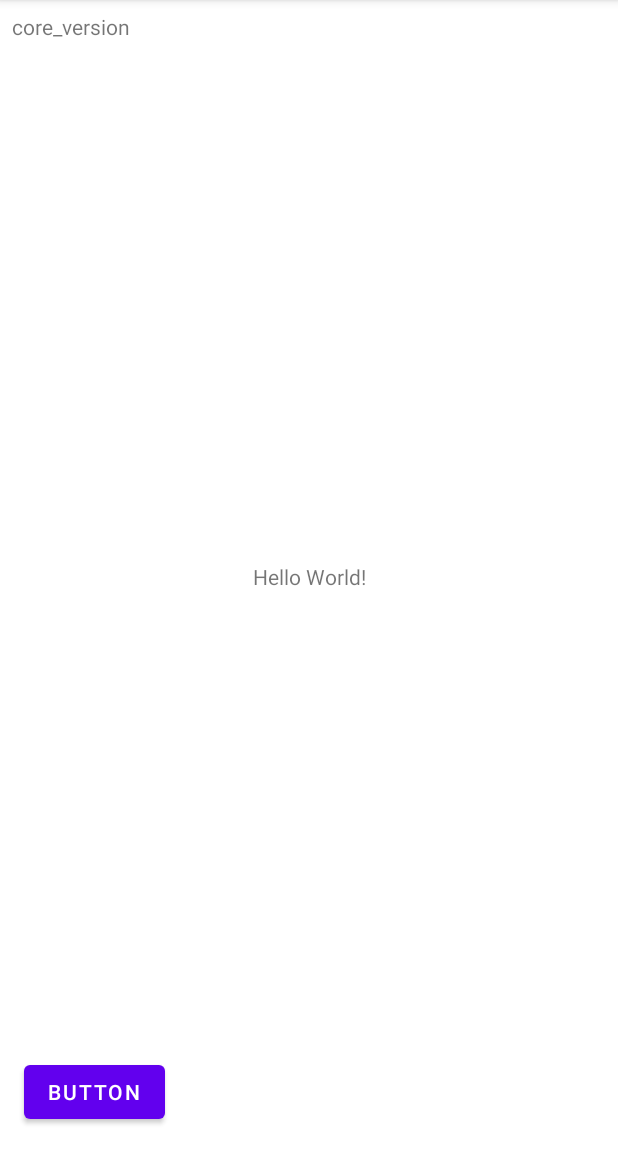
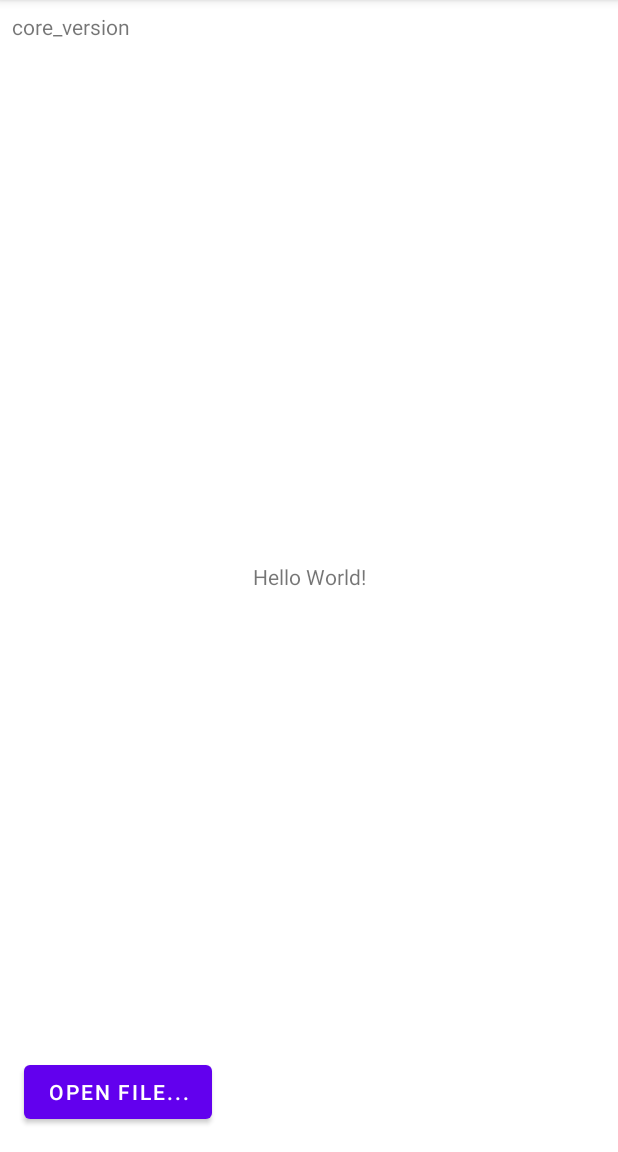
Before and after one commit to Team-Digital-Fairy/Android-libopenmpt, an Android app: the screen it shows after launch (MainActivity), on a phone screen of 412 x 824 dp, the part 84-1236 px from its top. Run offline under Robolectric (Android 15) with nearby library versions, the phone set to English and light mode, and no system bars; libraries missing offline, so code that uses them is left out: permissions.dispatcher; 6 statements that could not run were skipped.

Commit message:
Tweaked the activity view

```diff
--- a/app/src/main/res/layout/activity_main.xml
+++ b/app/src/main/res/layout/activity_main.xml
@@ -4,16 +4,17 @@
     xmlns:tools="http://schemas.android.com/tools"
     android:layout_width="match_parent"
     android:layout_height="match_parent"
-    tools:context=".MainActivity">
+    tools:context="team.digitalfairy.lencel.libopenmpt_jni_test.MainActivity">
 
-    <TextView
+    <Button
+        android:id="@+id/button"
         android:layout_width="wrap_content"
         android:layout_height="wrap_content"
-        android:text="Hello World!"
+        android:layout_marginStart="16dp"
+        android:layout_marginBottom="16dp"
+        android:text="Open file..."
         app:layout_constraintBottom_toBottomOf="parent"
-        app:layout_constraintLeft_toLeftOf="parent"
-        app:layout_constraintRight_toRightOf="parent"
-        app:layout_constraintTop_toTopOf="parent" />
+        app:layout_constraintStart_toStartOf="parent" />
 
     <TextView
         android:id="@+id/textView"
@@ -25,14 +26,13 @@
         app:layout_constraintStart_toStartOf="parent"
         app:layout_constraintTop_toTopOf="parent" />
 
-    <Button
-        android:id="@+id/button"
+    <TextView
         android:layout_width="wrap_content"
         android:layout_height="wrap_content"
-        android:layout_marginStart="16dp"
-        android:layout_marginBottom="16dp"
-        android:text="Button"
+        android:text="Hello World!"
         app:layout_constraintBottom_toBottomOf="parent"
-        app:layout_constraintStart_toStartOf="parent" />
+        app:layout_constraintLeft_toLeftOf="parent"
+        app:layout_constraintRight_toRightOf="parent"
+        app:layout_constraintTop_toTopOf="parent" />
 
 </androidx.constraintlayout.widget.ConstraintLayout>
```
